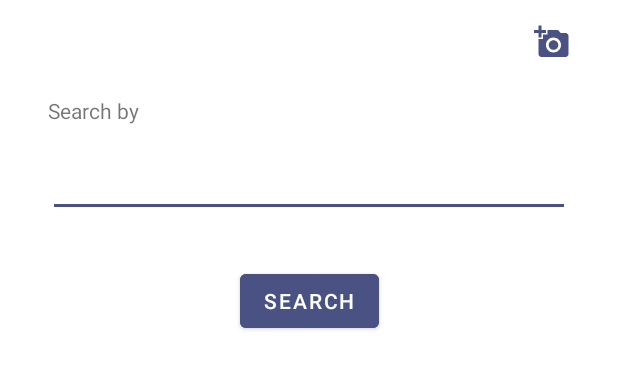
After one commit to anik2034/Capstone, an Android app: the layout fragment_manual_input.xml on its own in the app's theme, with its tools: preview values and no code run, on a phone screen of 412 x 824 dp. The commit adds this screen. Shown: the top 369 px of the screen. Run offline under Robolectric (Android 15) with nearby library versions, the light colour scheme and no system bars.

Commit message:
Add ManualInput and BookDetails

```diff
--- /dev/null
+++ b/app/src/main/java/com/anik/capstone/addNewBook/BookDataListener.java
@@ -0,0 +1,5 @@
+package com.anik.capstone.addNewBook;
+
+public interface BookDataListener {
+    void onBookDataReceived(String bookData);
+}
--- a/app/src/main/java/com/anik/capstone/home/HomeActivity.java
+++ b/app/src/main/java/com/anik/capstone/home/HomeActivity.java
@@ -62,7 +62,7 @@
             return true;
         });
     }
-    private void replaceFragment(Fragment fragment) {
+    public void replaceFragment(Fragment fragment) {
         FragmentManager fragmentManager = getSupportFragmentManager();
         FragmentTransaction fragmentTransaction = fragmentManager.beginTransaction();
         fragmentTransaction.replace(R.id.frameLayout, fragment);
--- /dev/null
+++ b/app/src/main/res/drawable/camera.xml
@@ -0,0 +1,5 @@
+<vector xmlns:android="http://schemas.android.com/apk/res/android" android:autoMirrored="true" android:height="24dp" android:tint="#495283" android:viewportHeight="24" android:viewportWidth="24" android:width="24dp">
+
+    <path android:fillColor="@android:color/white" android:pathData="M3,4V1h2v3h3v2H5v3H3V6H0V4H3zM6,10V7h3V4h7l1.83,2H21c1.1,0 2,0.9 2,2v12c0,1.1 -0.9,2 -2,2H5c-1.1,0 -2,-0.9 -2,-2V10H6zM13,19c2.76,0 5,-2.24 5,-5s-2.24,-5 -5,-5s-5,2.24 -5,5S10.24,19 13,19zM9.8,14c0,1.77 1.43,3.2 3.2,3.2s3.2,-1.43 3.2,-3.2s-1.43,-3.2 -3.2,-3.2S9.8,12.23 9.8,14z"/>
+
+</vector>
--- /dev/null
+++ b/app/src/main/res/layout/fragment_manual_input.xml
@@ -0,0 +1,70 @@
+<?xml version="1.0" encoding="utf-8"?>
+<layout xmlns:android="http://schemas.android.com/apk/res/android"
+    xmlns:app="http://schemas.android.com/apk/res-auto"
+    xmlns:tools="http://schemas.android.com/tools"
+    tools:context=".manualInput.ManualInputFragment">
+
+
+    <androidx.constraintlayout.widget.ConstraintLayout
+        android:layout_width="match_parent"
+        android:layout_height="match_parent">
+
+        <TextView
+            android:id="@+id/textView"
+            android:layout_width="wrap_content"
+            android:layout_height="wrap_content"
+            android:layout_marginStart="32dp"
+            android:layout_marginTop="64dp"
+            android:text="@string/search_by"
+            app:layout_constraintStart_toStartOf="parent"
+            app:layout_constraintTop_toTopOf="parent" />
+
+        <Spinner
+            android:id="@+id/searchBySpinner"
+            android:layout_width="wrap_content"
+            android:layout_height="0dp"
+            android:layout_marginStart="64dp"
+            android:background="@color/teal_200"
+            android:spinnerMode="dropdown"
+            app:layout_constraintBottom_toBottomOf="@+id/textView"
+            app:layout_constraintStart_toEndOf="@+id/textView"
+            app:layout_constraintTop_toTopOf="@+id/textView" />
+
+        <Button
+            android:id="@+id/searchButton"
+            android:layout_width="wrap_content"
+            android:layout_height="wrap_content"
+            android:layout_marginTop="32dp"
+            android:backgroundTint="@color/teal_200"
+            android:text="@string/search"
+            app:layout_constraintEnd_toEndOf="@+id/searchEditText"
+            app:layout_constraintStart_toStartOf="@+id/searchEditText"
+            app:layout_constraintTop_toBottomOf="@+id/searchEditText" />
+
+        <ImageButton
+            android:id="@+id/cameraImageButton"
+            android:layout_width="wrap_content"
+            android:layout_height="wrap_content"
+            android:layout_marginTop="16dp"
+            android:layout_marginEnd="32dp"
+            android:src="@drawable/camera"
+            android:clickable="true"
+            android:background="@drawable/transparent_background"
+            app:layout_constraintEnd_toEndOf="parent"
+            app:layout_constraintTop_toTopOf="parent" />
+
+        <EditText
+            android:id="@+id/searchEditText"
+            android:layout_width="0dp"
+            android:layout_height="wrap_content"
+            android:layout_marginStart="32dp"
+            android:layout_marginTop="16dp"
+            android:layout_marginEnd="32dp"
+            android:ems="10"
+            android:inputType="text"
+            app:layout_constraintEnd_toEndOf="parent"
+            app:layout_constraintStart_toStartOf="parent"
+            app:layout_constraintTop_toBottomOf="@+id/searchBySpinner" />
+
+    </androidx.constraintlayout.widget.ConstraintLayout>
+</layout>
--- a/app/src/main/res/values/strings.xml
+++ b/app/src/main/res/values/strings.xml
@@ -7,4 +7,12 @@
     <string name="recommendations">Recommendations</string>
     <string name="statistics">Statistics</string>
     <string name="add_new_book">Add New Book</string>
+    <string name="hello_blank_fragment">Hello blank fragment</string>
+    <string name="manual_input">Manual Input</string>
+    <string name="search_by">Search by</string>
+    <string name="search">Search</string>
+    <string-array name="search_options">
+        <item>Title</item>
+        <item>ISBN</item>
+    </string-array>
 </resources>
--- a/build.gradle
+++ b/build.gradle
@@ -3,6 +3,7 @@
 buildscript {
     repositories {
         google()
+        mavenCentral()
     }
     dependencies {
         def nav_version = "2.7.7"
```
Also changed, not shown: app/build.gradle (+6 -10 lines), app/src/main/AndroidManifest.xml (+10 -1 lines), app/src/main/java/com/anik/capstone/addNewBook/AddNewBookFragment.java (+94 -4 lines), app/src/main/java/com/anik/capstone/addNewBook/AddNewBookViewModel.java (+20 -1 lines), app/src/main/java/com/anik/capstone/addNewBook/BarcodeAnalyzer.java (added, +64 -0 lines), app/src/main/java/com/anik/capstone/bookDetails/BookDetailsFragment.java (added, +50 -0 lines), app/src/main/java/com/anik/capstone/bookDetails/BookDetailsViewModel.java (added, +23 -0 lines), app/src/main/java/com/anik/capstone/manualInput/ManualInputFragment.java (added, +108 -0 lines), app/src/main/java/com/anik/capstone/manualInput/ManualInputViewModel.java (added, +23 -0 lines), app/src/main/java/com/anik/capstone/util/ResourceHelper.java (+26 -0 lines), app/src/main/res/layout/fragment_add_new_book.xml (+30 -9 lines), app/src/main/res/layout/fragment_book_details.xml (added, +32 -0 lines).
